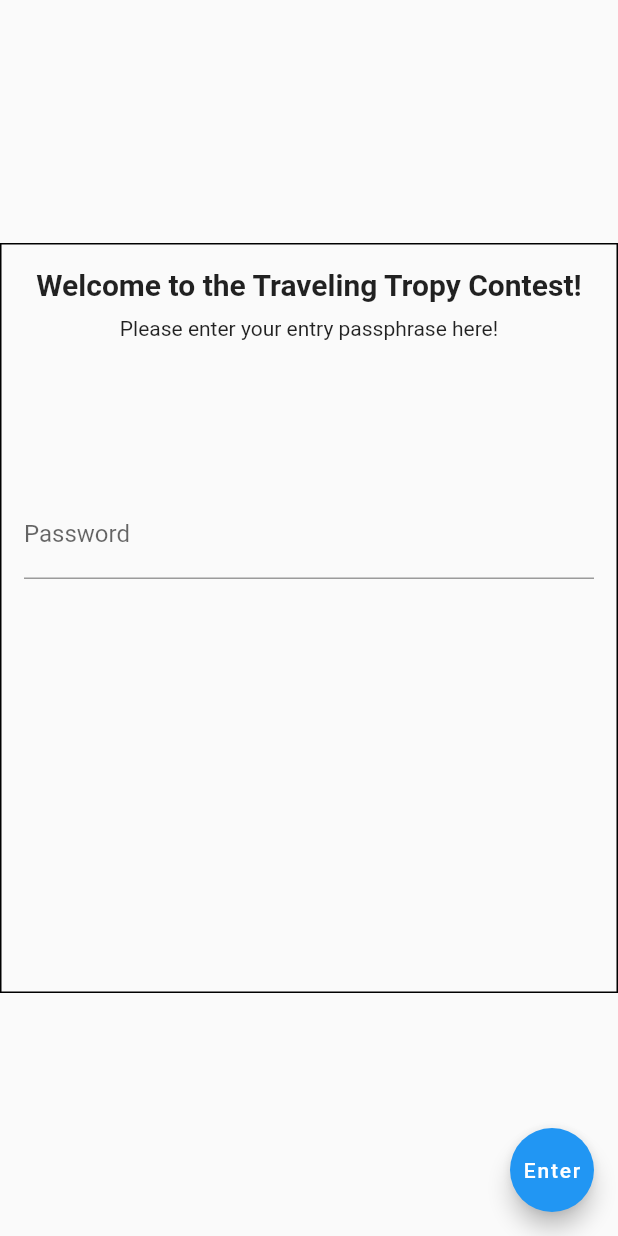
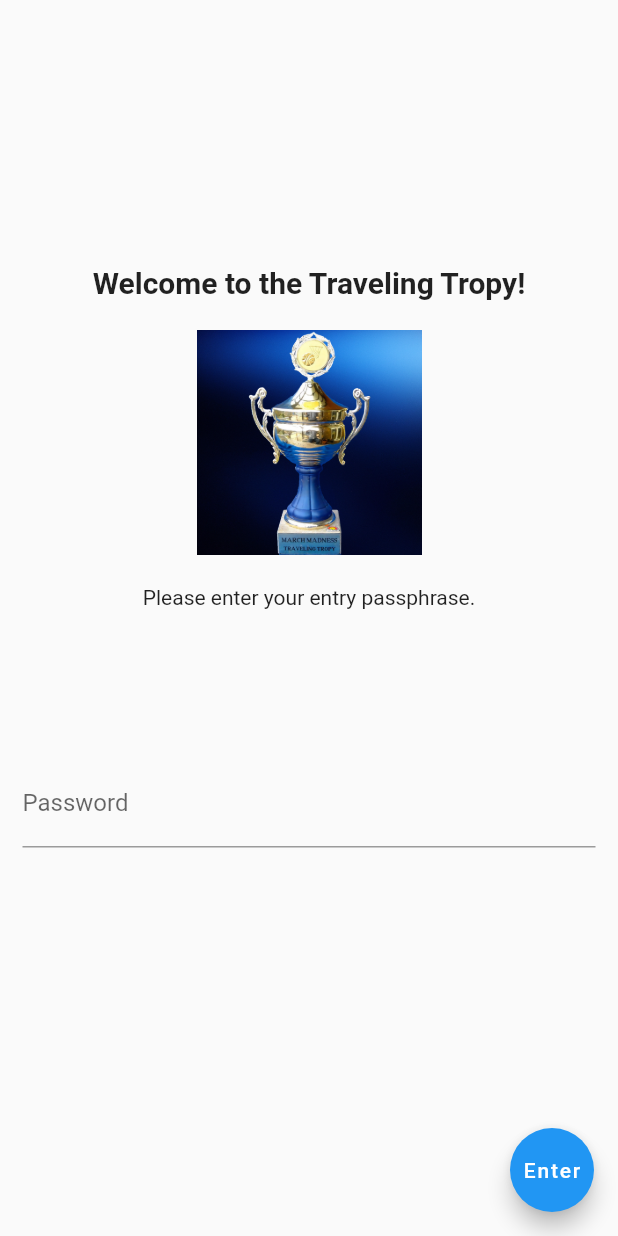
Before and after one commit to epaga/tropy, a Flutter app: the screen it shows after launch, on a phone screen of 412 x 824 dp. Run offline on Flutter 3.47's test engine with Material 2 defaults, Android fonts, the phone set to English and light mode, and no system bars; our stand-ins replace cached_network_image, csv, shared_preferences.

Commit message:
finally got it working on iOS

```diff
--- a/lib/data.dart
+++ b/lib/data.dart
@@ -30,7 +30,7 @@ class Data {
 
   static FinalPicks finalPicks = FinalPicks();
 
-  static bool clearPrefsAtStart = false;
+  static bool clearPrefsAtStart = true;
 
   static void storeToDisk() async {
     SharedPreferences prefs = await SharedPreferences.getInstance();
--- a/lib/views.dart
+++ b/lib/views.dart
@@ -428,15 +428,20 @@ class InitialPasswordScreenState extends State<InitialPasswordScreen> {
           height: 500,
           child: Container(
             padding: const EdgeInsets.all(15.0),
-            decoration: BoxDecoration(border: Border.all(color: Colors.black)),
             child: Column(
               children: [
                 Text(
-                  "Welcome to the Traveling Tropy Contest!",
+                  "Welcome to the Traveling Tropy!",
                   style: _textStyle,
                 ),
-                const SizedBox(height: 10),
-                const Text("Please enter your entry passphrase here!"),
+                Padding(
+                  padding: EdgeInsets.all(20),
+                  child: Image(
+                    image: AssetImage("assets/icon/icon.png"),
+                    width: 150,
+                  ),
+                ),
+                const Text("Please enter your entry passphrase."),
                 const SizedBox(height: 100),
                 Form(
                   key: _formKey,
--- a/pubspec.yaml
+++ b/pubspec.yaml
@@ -86,7 +86,7 @@ flutter:
   #   - images/a_dot_burr.jpeg
   #   - images/a_dot_ham.jpeg
   assets:
-    - assets/
+    - assets/icon/icon.png
 
   # An image asset can refer to one or more resolution-specific "variants", see
   # https://flutter.dev/assets-and-images/#resolution-aware
```
Also changed, not shown: pubspec.lock, 9 other files.
